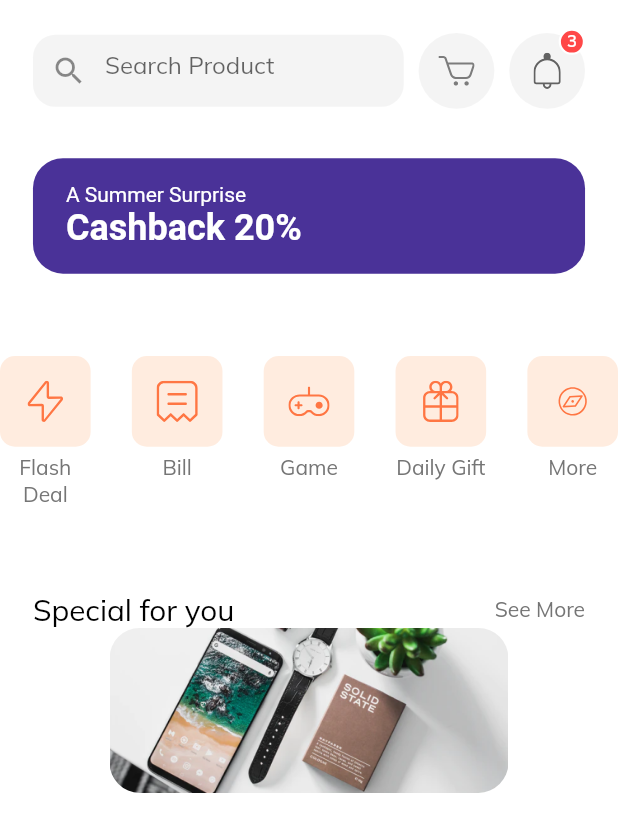
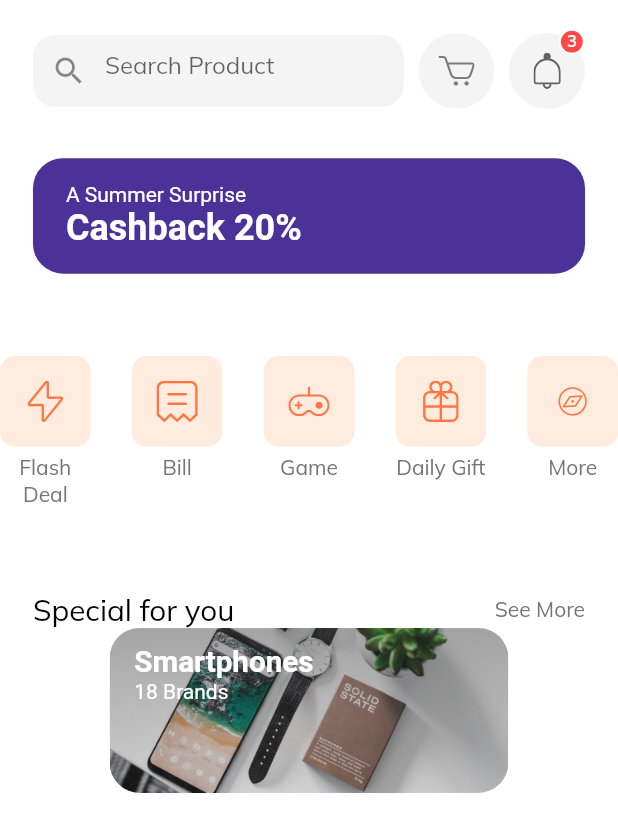
Before and after one commit to IshtiaqAhmadRion/shop_app, a Flutter app: the HomeScreen screen opened by its route, on a phone screen of 412 x 824 dp. Shown: the top 832 px of the screen. Run offline on Flutter 3.47's test engine with Material 2 defaults, Android fonts, the phone set to English and light mode, and no system bars; our stand-ins replace flutter_svg.

```diff
--- a/lib/screens/home/components/body.dart
+++ b/lib/screens/home/components/body.dart
@@ -38,19 +38,73 @@ class Body extends StatelessWidget {
             text: "Special for you",
             press: () {},
           ),
-          SizedBox(
-            width: getProportionateScreenWidth(242),
-            height: getProportionateScreenWidth(100),
-            child: ClipRRect(
-              borderRadius: BorderRadius.circular(20),
-              child: Image.asset(
-                "assets/images/Image Banner 2.png",
-                fit: BoxFit.cover,
-              ),
-            ),
-          )
+          SpecialOfferCard(
+            image: "assets/images/Image Banner 2.png",
+            category: "Smartphones",
+            numOfBrand: 18,
+            press: (){},
+          ),
         ],
       ),
     ));
   }
 }
+
+class SpecialOfferCard extends StatelessWidget {
+  const SpecialOfferCard({
+    Key? key, required this.category, required this.image, required this.numOfBrand, required this.press,
+  }) : super(key: key);
+
+  final String category, image;
+  final int numOfBrand;
+  final GestureTapCallback press;
+
+  @override
+  Widget build(BuildContext context) {
+    return SizedBox(
+      width: getProportionateScreenWidth(242),
+      height: getProportionateScreenWidth(100),
+      child: ClipRRect(
+        borderRadius: BorderRadius.circular(20),
+        child: Stack(
+          children: [
+            Image.asset(
+              image,
+              fit: BoxFit.cover,
+            ),
+            Container(
+              decoration: BoxDecoration(
+                gradient: LinearGradient(
+                  begin: Alignment.topCenter,
+                  end: Alignment.bottomCenter,
+                  colors: [
+                    Color(0xFF343434).withOpacity(0.4),
+                    Color(0xFF343434).withOpacity(0.15)
+                  ],
+                ),
+              ),
+            ),
+            Padding(
+              padding: EdgeInsets.symmetric(
+                  horizontal: getProportionateScreenWidth(15),
+                  vertical: getProportionateScreenWidth(10)),
+              child: Text.rich(TextSpan(
+                style: TextStyle(color: Colors.white),
+                children: [
+                  TextSpan(
+                    text: "$category\n",
+                    style: TextStyle(
+                      fontSize: getProportionateScreenWidth(18),
+                      fontWeight: FontWeight.bold,
+                    ),
+                  ),
+                  TextSpan(text: "$numOfBrand Brands"),
+                ],
+              )),
+            )
+          ],
+        ),
+      ),
+    );
+  }
+}
```
